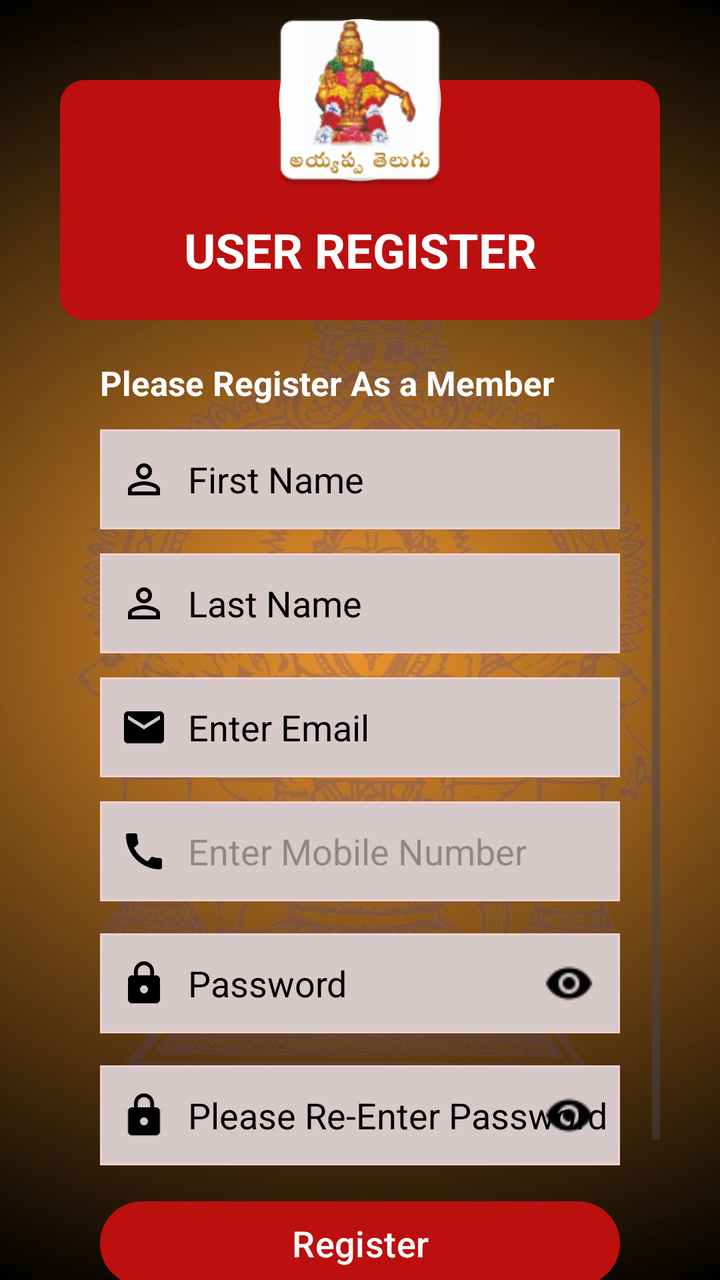
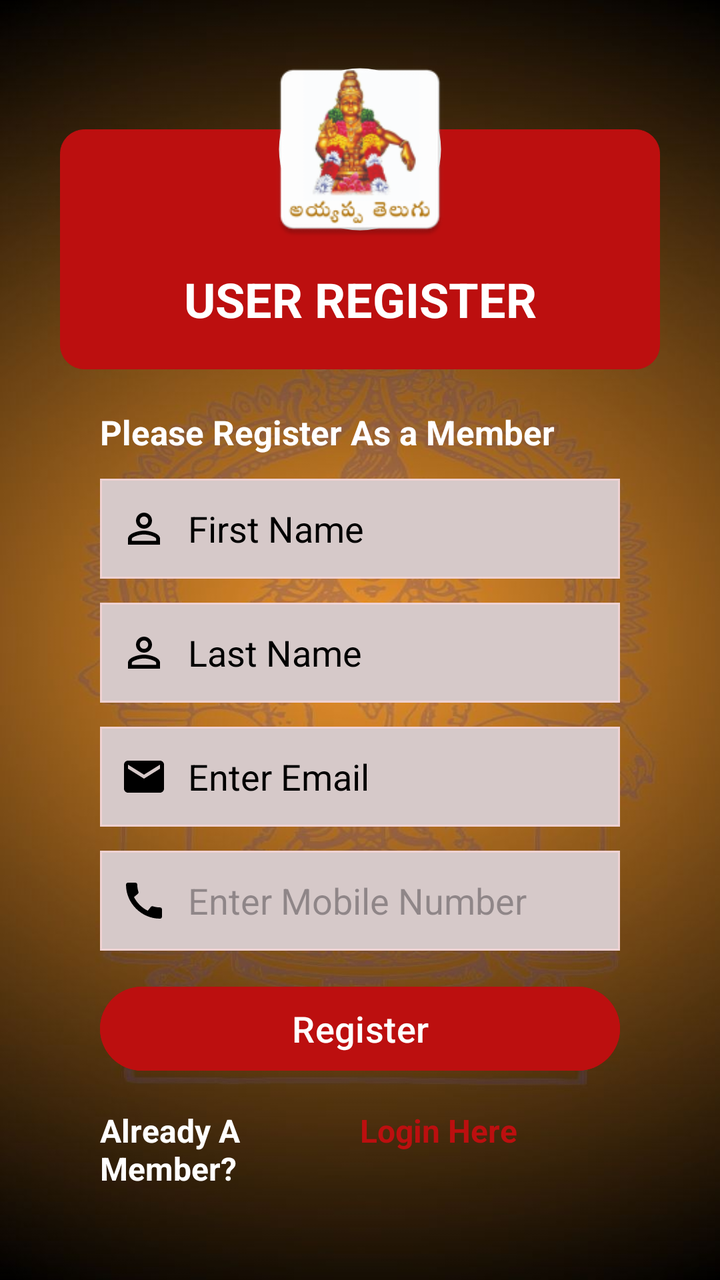

Compare the two renders of this Android layout. The source of the first and the diff that turns it into the second are given below.
<!-- AndroidManifest.xml: application theme Theme.AyyapaTelugu -->
<!-- res/layout/activity_register.xml -->
<?xml version="1.0" encoding="utf-8"?>
<RelativeLayout
    xmlns:android="http://schemas.android.com/apk/res/android"
    xmlns:app="http://schemas.android.com/apk/res-auto"
    xmlns:tools="http://schemas.android.com/tools"
    android:layout_width="match_parent"
    android:layout_height="match_parent"
    android:gravity="center"
    android:background="@drawable/bg_logo"
    tools:context=".User.LoginActivity">


    <RelativeLayout
        android:layout_width="match_parent"
        android:layout_height="wrap_content"
        android:layout_marginLeft="30dp"
        android:layout_marginTop="40dp"
        android:layout_marginRight="30dp"
       >

        <LinearLayout
            android:layout_width="match_parent"
            android:layout_height="120dp"
            android:id="@+id/layout_profile"
            android:orientation="vertical"
            android:background="@drawable/background_layout"
            android:backgroundTint="#BC0F0F">
            <TextView
                android:layout_width="match_parent"
                android:layout_height="match_parent"
                android:text="USER REGISTER"
                android:textSize="24dp"
                android:gravity="center"
                android:textColor="#FFF"
                android:layout_marginTop="50dp"
                android:textStyle="bold"/>
        </LinearLayout>

        <ScrollView
            android:layout_width="match_parent"
            android:layout_height="wrap_content"
            android:layout_below="@+id/layout_profile">
            <LinearLayout
                android:layout_width="match_parent"
                android:layout_height="wrap_content"
                android:elevation="4dp"
                android:padding="20dp"
                android:orientation="vertical">

                <TextView
                    android:layout_width="match_parent"
                    android:layout_height="wrap_content"
                    android:text="Please Register As a Member "
                    android:textSize="17dp"
                    android:textColor="#fff"
                    android:textStyle="bold"/>

                <EditText
                    android:layout_width="match_parent"
                    android:layout_height="50dp"
                    android:id="@+id/edt_name"
                    android:inputType="textAutoComplete"
                    android:hint="First Name"
                    android:layout_marginTop="12dp"
                    android:drawablePadding="10dp"
                    android:paddingLeft="10dp"
                    android:textColor="#000"
                    android:textColorHint="#000"
                    android:background="@drawable/editext_border"
                    android:drawableLeft="@drawable/baseline_perm_identity_24"/>

                <EditText
                    android:layout_width="match_parent"
                    android:layout_height="50dp"
                    android:id="@+id/edt_last_name"
                    android:inputType="textAutoComplete"
                    android:hint="Last Name"
                    android:layout_marginTop="12dp"
                    android:drawablePadding="10dp"
                    android:paddingLeft="10dp"
                    android:textColor="#000"
                    android:textColorHint="#000"
                    android:background="@drawable/editext_border"
                    android:drawableLeft="@drawable/baseline_perm_identity_24"/>

                <EditText
                android:layout_width="match_parent"
                android:layout_height="50dp"
                android:id="@+id/edt_mail"
                android:hint="Enter Email"
                android:inputType="none"
                android:focusable="false"
                android:clickable="true"
                android:layout_marginTop="12dp"
                android:drawablePadding="10dp"
                android:paddingLeft="10dp"
                android:textColor="#000"
                android:textColorHint="#000"
                android:background="@drawable/editext_border"
                android:drawableLeft="@drawable/baseline_email_24"/>
                <EditText
                    android:id="@+id/edt_number"
                    android:layout_width="match_parent"
                    android:layout_height="50dp"
                    android:inputType="number"
                    android:hint="Enter Mobile Number"
                    android:layout_marginTop="12dp"
                    android:drawablePadding="10dp"
                    android:paddingLeft="10dp"
                    android:textColor="#000"
                    android:focusable="false"
                    android:cursorVisible="false"
                    android:background="@drawable/editext_border"
                    android:drawableLeft="@drawable/baseline_call_24"/>

                <RelativeLayout
                    android:id="@+id/laypass"
                    android:layout_width="match_parent"
                    android:layout_height="50dp"
                    android:layout_marginTop="16dp">

                    <EditText
                        android:layout_width="match_parent"
                        android:layout_height="50dp"
                        android:id="@+id/edt_password"
                        android:inputType="textPassword"
                        android:hint="Password"
                        android:drawablePadding="10dp"
                        android:paddingLeft="10dp"
                        android:textColor="#000"
                        android:textColorHint="#000"
                        android:background="@drawable/editext_border"
                        android:drawableLeft="@drawable/baseline_lock_24"/>
                    <ImageView
                        android:id="@+id/show_pass_btn"
                        android:layout_width="35dp"
                        android:layout_height="40dp"
                        android:layout_alignParentEnd="true"
                        android:layout_centerVertical="true"
                        android:layout_marginEnd="8dp"
                        android:onClick="ShowHidePass"
                        android:padding="5dp"
                        android:src="@drawable/visiablity" />

                </RelativeLayout>

                <RelativeLayout
                    android:id="@+id/layConfirmpass"
                    android:layout_width="match_parent"
                    android:layout_height="50dp"
                    android:layout_marginTop="16dp">

                    <EditText
                        android:layout_width="match_parent"
                        android:layout_height="50dp"
                        android:id="@+id/edt_reenter_password"
                        android:inputType="textPassword"
                        android:hint="Please Re-Enter Password"
                        android:drawablePadding="10dp"
                        android:paddingLeft="10dp"
                        android:textColor="#000"
                        android:textColorHint="#000"
                        android:background="@drawable/editext_border"
                        android:drawableLeft="@drawable/baseline_lock_24"/>

                    <ImageView
                        android:id="@+id/show_Confirmpass_btn"
                        android:layout_width="35dp"
                        android:layout_height="40dp"
                        android:layout_alignParentEnd="true"
                        android:layout_centerVertical="true"
                        android:layout_marginEnd="8dp"
                        android:onClick="ShowHideConfirmPass"
                        android:padding="5dp"
                        android:src="@drawable/visiablity" />

                </RelativeLayout>

                <Button
                    android:layout_width="match_parent"
                    android:layout_height="50dp"
                    android:layout_marginTop="14dp"
                    android:text="Register"
                    android:id="@+id/but_register"
                    android:textColor="#FFF"
                    android:clickable="true"
                    android:textSize="18dp"
                    android:backgroundTint="#BC0F0F"
                    android:textStyle="normal"/>

                <LinearLayout
                    android:layout_width="match_parent"
                    android:layout_height="wrap_content"
                    android:layout_marginTop="15dp"
                    android:id="@+id/layout_login"
                    android:orientation="horizontal">
                    <TextView
                        android:layout_width="match_parent"
                        android:layout_height="wrap_content"
                        android:text="Already A Member?"
                        android:textSize="16dp"
                        android:textColor="#fff"
                        android:textStyle="bold"
                        android:layout_weight="1"
                        android:id="@+id/txt_create"/>
                    <TextView
                        android:layout_width="match_parent"
                        android:layout_height="wrap_content"
                        android:text="Login Here"
                        android:textSize="16dp"
                        android:textStyle="bold"
                        android:textColor="#BC0F0F"
                        android:layout_weight="1"
                        android:id="@+id/txt_login"/>
                </LinearLayout>
            </LinearLayout>
        </ScrollView>


    </RelativeLayout>
    <ImageView
        android:layout_width="100dp"
        android:layout_height="100dp"
        android:layout_centerHorizontal="true"
        android:background="@drawable/user_profile_background"
        android:elevation="4dp"
        android:layout_marginTop="-0dp"/>
</RelativeLayout>
<!-- resources referenced by this layout -->
<resources>
  <!-- drawable background_layout (drawable) -->
  <?xml version="1.0" encoding="utf-8"?>
  <shape xmlns:android="http://schemas.android.com/apk/res/android"
      android:shape="rectangle" >
  
      <corners
          android:topLeftRadius="12dp"
          android:topRightRadius="12dp"
          android:bottomRightRadius="12dp"
          android:bottomLeftRadius="12dp"/>
      <stroke android:width="0.2dp"
          android:color="#000" />
  
      <size
          android:height="100dp"
          android:width="100dp" />
  </shape>
  <!-- drawable baseline_email_24 (drawable) -->
  <vector xmlns:android="http://schemas.android.com/apk/res/android"
      android:width="24dp"
      android:height="24dp"
      android:viewportWidth="24"
      android:viewportHeight="24"
      android:tint="#000">
    <path
        android:fillColor="@android:color/white"
        android:pathData="M20,4L4,4c-1.1,0 -1.99,0.9 -1.99,2L2,18c0,1.1 0.9,2 2,2h16c1.1,0 2,-0.9 2,-2L22,6c0,-1.1 -0.9,-2 -2,-2zM20,8l-8,5 -8,-5L4,6l8,5 8,-5v2z"/>
  </vector>
  <!-- drawable baseline_lock_24 (drawable) -->
  <vector xmlns:android="http://schemas.android.com/apk/res/android"
      android:width="24dp"
      android:height="24dp"
      android:viewportWidth="24"
      android:viewportHeight="24"
      android:tint="#000">
    <path
        android:fillColor="#000"
        android:pathData="M18,8h-1L17,6c0,-2.76 -2.24,-5 -5,-5S7,3.24 7,6v2L6,8c-1.1,0 -2,0.9 -2,2v10c0,1.1 0.9,2 2,2h12c1.1,0 2,-0.9 2,-2L20,10c0,-1.1 -0.9,-2 -2,-2zM12,17c-1.1,0 -2,-0.9 -2,-2s0.9,-2 2,-2 2,0.9 2,2 -0.9,2 -2,2zM15.1,8L8.9,8L8.9,6c0,-1.71 1.39,-3.1 3.1,-3.1 1.71,0 3.1,1.39 3.1,3.1v2z"/>
  </vector>
  <!-- drawable baseline_perm_identity_24 (drawable) -->
  <vector xmlns:android="http://schemas.android.com/apk/res/android"
      android:width="24dp"
      android:height="24dp"
      android:viewportWidth="24"
      android:viewportHeight="24"
      android:tint="#000">
    <path
        android:fillColor="#000"
        android:pathData="M12,5.9c1.16,0 2.1,0.94 2.1,2.1s-0.94,2.1 -2.1,2.1S9.9,9.16 9.9,8s0.94,-2.1 2.1,-2.1m0,9c2.97,0 6.1,1.46 6.1,2.1v1.1L5.9,18.1L5.9,17c0,-0.64 3.13,-2.1 6.1,-2.1M12,4C9.79,4 8,5.79 8,8s1.79,4 4,4 4,-1.79 4,-4 -1.79,-4 -4,-4zM12,13c-2.67,0 -8,1.34 -8,4v3h16v-3c0,-2.66 -5.33,-4 -8,-4z"/>
  </vector>
  <!-- drawable editext_border (drawable) -->
  <?xml version="1.0" encoding="utf-8"?>
  <shape
      xmlns:android="http://schemas.android.com/apk/res/android"
      android:shape="rectangle">
      <solid
          android:color="#D6C9C9"/>
  
  
      <stroke
          android:color="#EFD2D2"
          android:width="1dp"/>
  </shape>
  <!-- drawable user_profile_background (drawable) -->
  <?xml version="1.0" encoding="utf-8"?>
  <layer-list xmlns:android="http://schemas.android.com/apk/res/android" >
  
      <item android:drawable="@drawable/user_profile_image_background"/>
      <item android:drawable="@mipmap/ic_launcher"/>
  
  </layer-list>
  <!-- drawable visiablity: png bitmap (drawable, 229 bytes) -->
  <style name="Theme.AyyapaTelugu" parent="Base.Theme.AyyapaTelugu" />
  <!-- drawable user_profile_image_background (drawable) -->
  <shape xmlns:android="http://schemas.android.com/apk/res/android"
      android:innerRadius="0dp"
      android:shape="ring"
      android:thicknessRatio="2.5"
      android:useLevel="false" >
      <solid android:color="@android:color/transparent" />
  
      <stroke
          android:width="5dp"
          android:color="#FFF" />
  </shape>
  <style name="Base.Theme.AyyapaTelugu" parent="Theme.Material3.DayNight.NoActionBar">
          
          
          <item name="windowActionBar">false</item>
          <item name="android:windowNoTitle">true</item>
  
      </style>
  <!-- unchanged entries left out for length: 2 -->
</resources>

<!-- the commit's change to res/layout/activity_register.xml (unified diff, before → after) -->
@@ -16,7 +16,7 @@
         android:layout_marginLeft="30dp"
         android:layout_marginTop="40dp"
         android:layout_marginRight="30dp"
-       >
+        android:fitsSystemWindows="true">
 
         <LinearLayout
             android:layout_width="match_parent"
@@ -39,6 +39,7 @@
         <ScrollView
             android:layout_width="match_parent"
             android:layout_height="wrap_content"
+            android:fitsSystemWindows="true"
             android:layout_below="@+id/layout_profile">
             <LinearLayout
                 android:layout_width="match_parent"
@@ -113,68 +114,68 @@
                     android:background="@drawable/editext_border"
                     android:drawableLeft="@drawable/baseline_call_24"/>
 
-                <RelativeLayout
-                    android:id="@+id/laypass"
-                    android:layout_width="match_parent"
-                    android:layout_height="50dp"
-                    android:layout_marginTop="16dp">
-
-                    <EditText
-                        android:layout_width="match_parent"
-                        android:layout_height="50dp"
-                        android:id="@+id/edt_password"
-                        android:inputType="textPassword"
-                        android:hint="Password"
-                        android:drawablePadding="10dp"
-                        android:paddingLeft="10dp"
-                        android:textColor="#000"
-                        android:textColorHint="#000"
-                        android:background="@drawable/editext_border"
-                        android:drawableLeft="@drawable/baseline_lock_24"/>
-                    <ImageView
-                        android:id="@+id/show_pass_btn"
-                        android:layout_width="35dp"
-                        android:layout_height="40dp"
-                        android:layout_alignParentEnd="true"
-                        android:layout_centerVertical="true"
-                        android:layout_marginEnd="8dp"
-                        android:onClick="ShowHidePass"
-                        android:padding="5dp"
-                        android:src="@drawable/visiablity" />
-
-                </RelativeLayout>
-
-                <RelativeLayout
-                    android:id="@+id/layConfirmpass"
-                    android:layout_width="match_parent"
-                    android:layout_height="50dp"
-                    android:layout_marginTop="16dp">
-
-                    <EditText
-                        android:layout_width="match_parent"
-                        android:layout_height="50dp"
-                        android:id="@+id/edt_reenter_password"
-                        android:inputType="textPassword"
-                        android:hint="Please Re-Enter Password"
-                        android:drawablePadding="10dp"
-                        android:paddingLeft="10dp"
-                        android:textColor="#000"
-                        android:textColorHint="#000"
-                        android:background="@drawable/editext_border"
-                        android:drawableLeft="@drawable/baseline_lock_24"/>
-
-                    <ImageView
-                        android:id="@+id/show_Confirmpass_btn"
-                        android:layout_width="35dp"
-                        android:layout_height="40dp"
-                        android:layout_alignParentEnd="true"
-                        android:layout_centerVertical="true"
-                        android:layout_marginEnd="8dp"
-                        android:onClick="ShowHideConfirmPass"
-                        android:padding="5dp"
-                        android:src="@drawable/visiablity" />
-
-                </RelativeLayout>
+
+
+
+
+
+
+
+
+
+
+
+
+
+
+
+
+
+
+
+
+
+
+
+
+
+
+
+
+
+
+
+
+
+
+
+
+
+
+
+
+
+
+
+
+
+
+
+
+
+
+
+
+
+
+
+
+
+
+
+
+
+
 
                 <Button
                     android:layout_width="match_parent"
@@ -224,5 +225,5 @@
         android:layout_centerHorizontal="true"
         android:background="@drawable/user_profile_background"
         android:elevation="4dp"
-        android:layout_marginTop="-0dp"/>
+        />
 </RelativeLayout>
<!-- resource entries referenced after the edit -->
@@ -27,17 +27,6 @@
     <path
         android:fillColor="@android:color/white"
         android:pathData="M20,4L4,4c-1.1,0 -1.99,0.9 -1.99,2L2,18c0,1.1 0.9,2 2,2h16c1.1,0 2,-0.9 2,-2L22,6c0,-1.1 -0.9,-2 -2,-2zM20,8l-8,5 -8,-5L4,6l8,5 8,-5v2z"/>
-  </vector>
-  <!-- drawable baseline_lock_24 (drawable) -->
-  <vector xmlns:android="http://schemas.android.com/apk/res/android"
-      android:width="24dp"
-      android:height="24dp"
-      android:viewportWidth="24"
-      android:viewportHeight="24"
-      android:tint="#000">
-    <path
-        android:fillColor="#000"
-        android:pathData="M18,8h-1L17,6c0,-2.76 -2.24,-5 -5,-5S7,3.24 7,6v2L6,8c-1.1,0 -2,0.9 -2,2v10c0,1.1 0.9,2 2,2h12c1.1,0 2,-0.9 2,-2L20,10c0,-1.1 -0.9,-2 -2,-2zM12,17c-1.1,0 -2,-0.9 -2,-2s0.9,-2 2,-2 2,0.9 2,2 -0.9,2 -2,2zM15.1,8L8.9,8L8.9,6c0,-1.71 1.39,-3.1 3.1,-3.1 1.71,0 3.1,1.39 3.1,3.1v2z"/>
   </vector>
   <!-- drawable baseline_perm_identity_24 (drawable) -->
   <vector xmlns:android="http://schemas.android.com/apk/res/android"
@@ -71,7 +60,6 @@
       <item android:drawable="@mipmap/ic_launcher"/>
   
   </layer-list>
-  <!-- drawable visiablity: png bitmap (drawable, 229 bytes) -->
   <style name="Theme.AyyapaTelugu" parent="Base.Theme.AyyapaTelugu" />
   <!-- drawable user_profile_image_background (drawable) -->
   <shape xmlns:android="http://schemas.android.com/apk/res/android"
